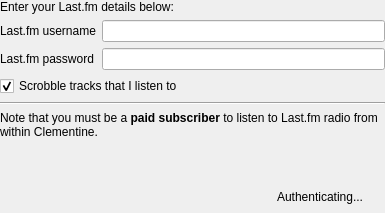
Before: the Qt Designer form src/lastfmconfig.ui in clementine-player/Clementine, drawn with Qt 5.
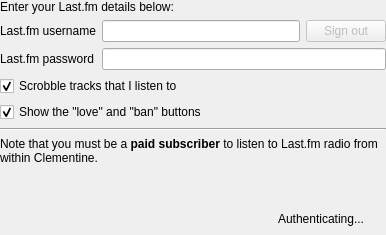
After: the same form once the commit is applied. Icons and pictures are not drawn. Custom widgets are drawn as their Qt base class.

Commit message: Add a "sign out" button to the last.fm config dialog, and add an option to hide the "love" and "ban" buttons.  Updates issue #156.

Diff of the .ui file:
```diff
--- a/src/lastfmconfig.ui
+++ b/src/lastfmconfig.ui
@@ -6,8 +6,8 @@
    <rect>
     <x>0</x>
     <y>0</y>
-    <width>385</width>
-    <height>213</height>
+    <width>386</width>
+    <height>235</height>
    </rect>
   </property>
   <layout class="QVBoxLayout" name="verticalLayout">
@@ -31,8 +31,32 @@
       </widget>
      </item>
      <item row="0" column="1">
+      <layout class="QHBoxLayout" name="horizontalLayout_2">
+       <item>
       <widget class="QLineEdit" name="username"/>
      </item>
+       <item>
+        <widget class="QPushButton" name="sign_out">
+         <property name="enabled">
+          <bool>false</bool>
+         </property>
+         <property name="text">
+          <string>Sign out</string>
+         </property>
+         <property name="icon">
+          <iconset resource="../data/data.qrc">
+           <normaloff>:/list-remove.png</normaloff>:/list-remove.png</iconset>
+         </property>
+         <property name="iconSize">
+          <size>
+           <width>16</width>
+           <height>16</height>
+          </size>
+         </property>
+        </widget>
+       </item>
+      </layout>
+     </item>
      <item row="1" column="0">
       <widget class="QLabel" name="label_3">
        <property name="text">
@@ -47,7 +71,9 @@
        </property>
       </widget>
      </item>
-     <item row="2" column="0" colspan="2">
+    </layout>
+   </item>
+   <item>
       <widget class="QCheckBox" name="scrobble">
        <property name="text">
         <string>Scrobble tracks that I listen to</string>
@@ -57,7 +83,15 @@
        </property>
       </widget>
      </item>
-    </layout>
+   <item>
+    <widget class="QCheckBox" name="love_ban_">
+     <property name="text">
+      <string>Show the &quot;love&quot; and &quot;ban&quot; buttons</string>
+     </property>
+     <property name="checked">
+      <bool>true</bool>
+     </property>
+    </widget>
    </item>
    <item>
     <widget class="Line" name="line">
```
Left out of the diff: 11 changed lines with no effect on the pictures. Lines whose indentation alone changed are shown as unchanged. The commit also changes 16 other files.
